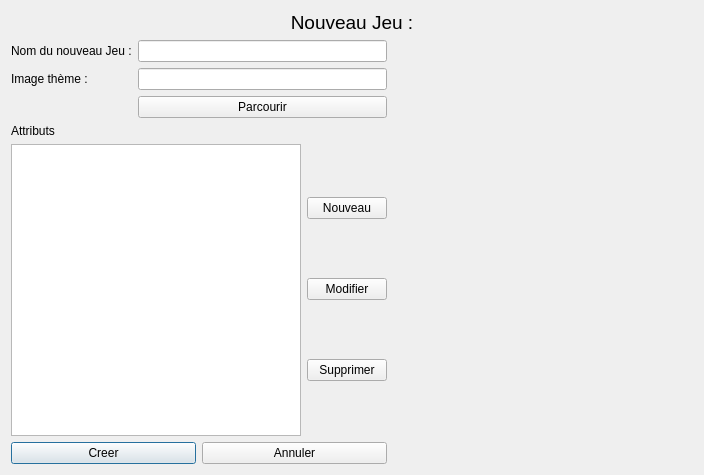
Before: the Qt Designer form fenetre/formNouveauJeu.ui in helarion/Application-JDR, drawn with Qt 5.
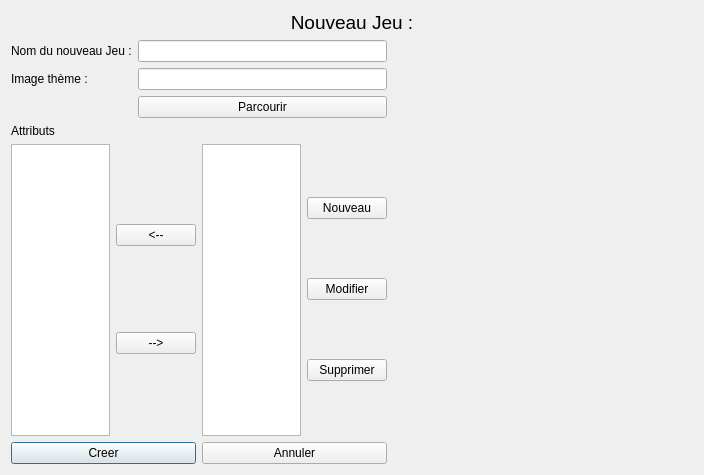
After: the same form once the commit is applied.

Patch:
```diff
--- a/fenetre/formNouveauJeu.ui
+++ b/fenetre/formNouveauJeu.ui
@@ -111,7 +111,31 @@
         <number>0</number>
        </property>
        <item>
-        <widget class="QListWidget" name="listAttribut"/>
+        <widget class="QListWidget" name="listAttributSelect"/>
+       </item>
+       <item>
+        <layout class="QVBoxLayout" name="verticalLayout_2">
+         <property name="rightMargin">
+          <number>0</number>
+         </property>
+         <item>
+          <widget class="QPushButton" name="ajouterButton">
+           <property name="text">
+            <string>&lt;--</string>
+           </property>
+          </widget>
+         </item>
+         <item>
+          <widget class="QPushButton" name="retirerButton">
+           <property name="text">
+            <string>--&gt;</string>
+           </property>
+          </widget>
+         </item>
+        </layout>
+       </item>
+       <item>
+        <widget class="QListWidget" name="listAttributDisp"/>
        </item>
        <item>
         <layout class="QVBoxLayout" name="verticalLayout">
```
